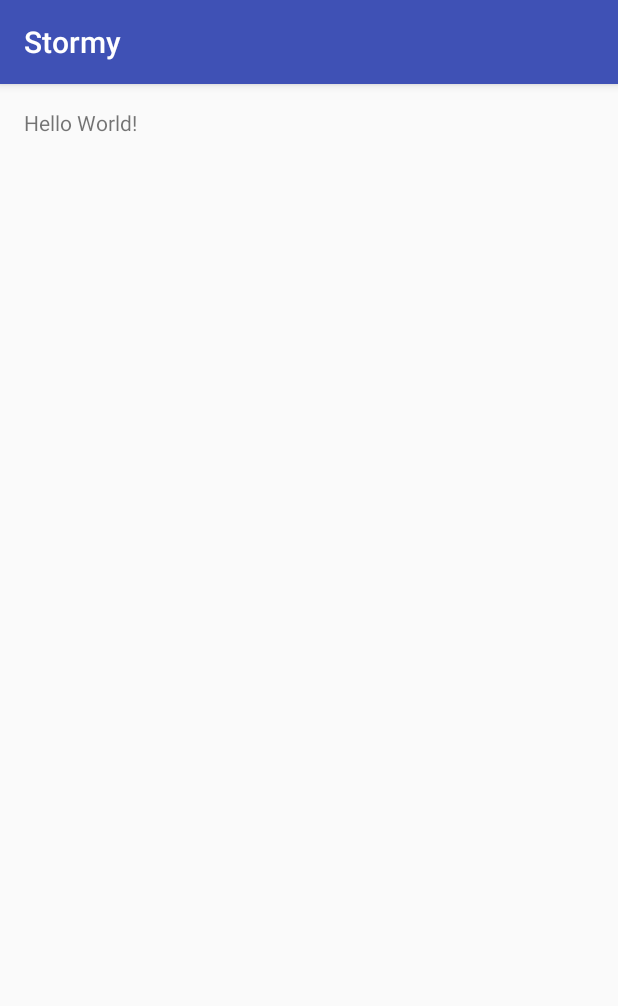
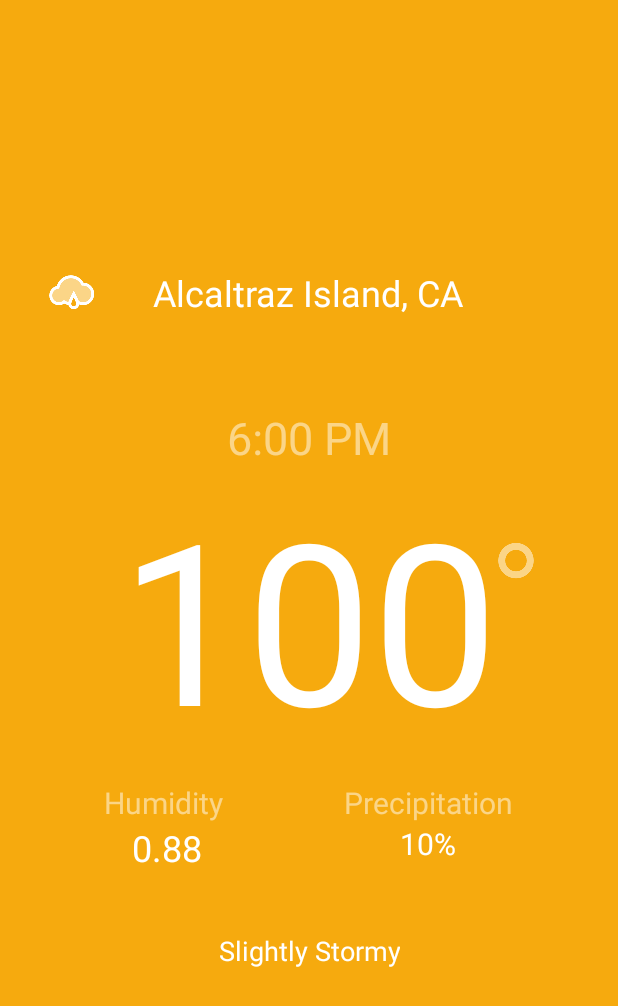
Before and after one commit to lancekrogers/androidWeatherAppTreehouse, an Android app: the screen it shows after launch (MainActivity), on a phone screen of 412 x 824 dp. Shown: the top 1006 px of the screen. Run offline under Robolectric (Android 15) with nearby library versions, the phone set to English and light mode, and no system bars.

Commit message:
ui mockup complete'

```diff
--- a/app/src/main/AndroidManifest.xml
+++ b/app/src/main/AndroidManifest.xml
@@ -14,7 +14,9 @@
         <activity
             android:name=".MainActivity"
             android:label="@string/app_name"
-            android:theme="@style/AppTheme.NoActionBar">
+            android:theme="@style/AppTheme.NoActionBar"
+            android:screenOrientation="portrait">
+
             <intent-filter>
                 <action android:name="android.intent.action.MAIN"/>
 
--- a/app/src/main/java/com/lancekrogers/stormy/MainActivity.java
+++ b/app/src/main/java/com/lancekrogers/stormy/MainActivity.java
@@ -36,8 +36,7 @@ public class MainActivity extends AppCompatActivity {
     protected void onCreate(Bundle savedInstanceState) {
         super.onCreate(savedInstanceState);
         setContentView(R.layout.activity_main);
-        Toolbar toolbar = (Toolbar) findViewById(R.id.toolbar);
-        setSupportActionBar(toolbar);
+
 
         String apiKey = "3862f7e47028cdf9432b03a026180c4c";
         double latitude = 37.8267;
--- a/app/src/main/res/layout/activity_main.xml
+++ b/app/src/main/res/layout/activity_main.xml
@@ -13,13 +13,6 @@
         android:layout_height="wrap_content"
         android:theme="@style/AppTheme.AppBarOverlay">
 
-        <android.support.v7.widget.Toolbar
-            android:id="@+id/toolbar"
-            android:layout_width="match_parent"
-            android:layout_height="?attr/actionBarSize"
-            android:background="?attr/colorPrimary"
-            app:popupTheme="@style/AppTheme.PopupOverlay"/>
-
     </android.support.design.widget.AppBarLayout>
 
     <include layout="@layout/content_main"/>
--- a/app/src/main/res/layout/content_main.xml
+++ b/app/src/main/res/layout/content_main.xml
@@ -11,10 +11,135 @@
     android:paddingTop="@dimen/activity_vertical_margin"
     app:layout_behavior="@string/appbar_scrolling_view_behavior"
     tools:context="com.lancekrogers.stormy.MainActivity"
-    tools:showIn="@layout/activity_main">
+    tools:showIn="@layout/activity_main"
+    android:background="#FFF6AA0E"
+    android:gravity="center_horizontal">
 
     <TextView
         android:layout_width="wrap_content"
         android:layout_height="wrap_content"
-        android:text="Hello World!"/>
+        android:id="@+id/temperatureLabel"
+        android:layout_centerVertical="true"
+        android:layout_centerHorizontal="true"
+        android:textColor="#ffffff"
+        android:text="100"
+        android:textSize="150sp"/>
+
+    <ImageView
+        android:layout_width="wrap_content"
+        android:layout_height="wrap_content"
+        android:id="@+id/degreeImageView"
+        android:layout_alignTop="@+id/temperatureLabel"
+        android:layout_toRightOf="@+id/temperatureLabel"
+        android:layout_toEndOf="@+id/temperatureLabel"
+        android:src="@drawable/degree"
+        android:layout_marginTop="50dp"/>
+
+    <TextView
+        android:layout_width="wrap_content"
+        android:layout_height="wrap_content"
+        android:text="6:00 PM"
+        android:id="@+id/timeLabel"
+        android:layout_above="@+id/degreeImageView"
+        android:layout_centerHorizontal="true"
+        android:textColor="#80ffffff"
+        android:textSize="30sp"/>
+
+    <TextView
+        android:layout_width="wrap_content"
+        android:layout_height="wrap_content"
+        android:text="Alcaltraz Island, CA"
+        android:id="@+id/locationLabel"
+        android:layout_above="@+id/timeLabel"
+        android:layout_centerHorizontal="true"
+        android:layout_marginBottom="60dp"
+        android:textColor="#ffffff"
+        android:textSize="24sp"
+        android:singleLine="true"/>
+
+    <ImageView
+        android:layout_width="wrap_content"
+        android:layout_height="wrap_content"
+        android:id="@+id/iconImageView"
+        android:layout_alignTop="@+id/locationLabel"
+        android:layout_alignParentLeft="true"
+        android:layout_alignParentStart="true"
+        android:src="@drawable/rain"
+        />
+
+    <LinearLayout
+        android:orientation="horizontal"
+        android:layout_width="match_parent"
+        android:layout_height="wrap_content"
+        android:layout_below="@+id/temperatureLabel"
+        android:layout_centerHorizontal="true"
+        android:layout_marginTop="10dp"
+        android:weightSum="100"
+        android:id="@+id/linearLayout">
+
+        <LinearLayout
+            android:orientation="vertical"
+            android:layout_width="wrap_content"
+            android:layout_height="match_parent"
+            android:layout_weight="50">
+
+            <TextView
+                android:layout_width="match_parent"
+                android:layout_height="wrap_content"
+                android:text="Humidity "
+                android:id="@+id/humidityLabel"
+                android:textSize="20sp"
+                android:textColor="#80ffffff"
+                android:gravity="center_horizontal"/>
+
+            <TextView
+                android:layout_width="match_parent"
+                android:layout_height="wrap_content"
+                android:text="0.88"
+                android:id="@+id/humidityValue"
+                android:textSize="24sp"
+                android:textColor="#ffffff"
+                android:gravity="center_horizontal"/>
+        </LinearLayout>
+
+        <LinearLayout
+            android:orientation="vertical"
+            android:layout_width="wrap_content"
+            android:layout_height="match_parent"
+            android:layout_weight="50">
+
+            <TextView
+                android:layout_width="match_parent"
+                android:layout_height="wrap_content"
+                android:text="Precipitation"
+                android:id="@+id/precipLabel"
+                android:textColor="#80ffffff"
+                android:textSize="20sp"
+                android:gravity="center_horizontal"/>
+
+            <TextView
+                android:layout_width="match_parent"
+                android:layout_height="wrap_content"
+                android:text="10%"
+                android:id="@+id/textView2"
+                android:textColor="#ffffffff"
+                android:textSize="20sp"
+                android:gravity="center_horizontal"/>
+        </LinearLayout>
+
+    </LinearLayout>
+
+    <TextView
+        android:layout_width="wrap_content"
+        android:layout_height="wrap_content"
+        android:text="Slightly Stormy"
+        android:id="@+id/textView"
+        android:layout_below="@+id/linearLayout"
+        android:layout_centerHorizontal="true"
+        android:layout_marginTop="40dp"
+        android:textColor="#ffffffff"
+        android:gravity="center_horizontal"
+        android:textSize="18dp"/>
+
+
 </RelativeLayout>
--- a/app/src/main/res/values/dimens.xml
+++ b/app/src/main/res/values/dimens.xml
@@ -1,6 +1,6 @@
 <resources>
     <!-- Default screen margins, per the Android Design guidelines. -->
-    <dimen name="activity_horizontal_margin">16dp</dimen>
+    <dimen name="activity_horizontal_margin">32dp</dimen>
     <dimen name="activity_vertical_margin">16dp</dimen>
     <dimen name="fab_margin">16dp</dimen>
 </resources>
--- a/app/src/main/res/values/styles.xml
+++ b/app/src/main/res/values/styles.xml
@@ -1,7 +1,7 @@
 <resources>
 
     <!-- Base application theme. -->
-    <style name="AppTheme" parent="Theme.AppCompat.Light.DarkActionBar">
+    <style name="AppTheme" parent="Theme.AppCompat.Light.NoActionBar">
         <!-- Customize your theme here. -->
         <item name="colorPrimary">@color/colorPrimary</item>
         <item name="colorPrimaryDark">@color/colorPrimaryDark</item>
```
